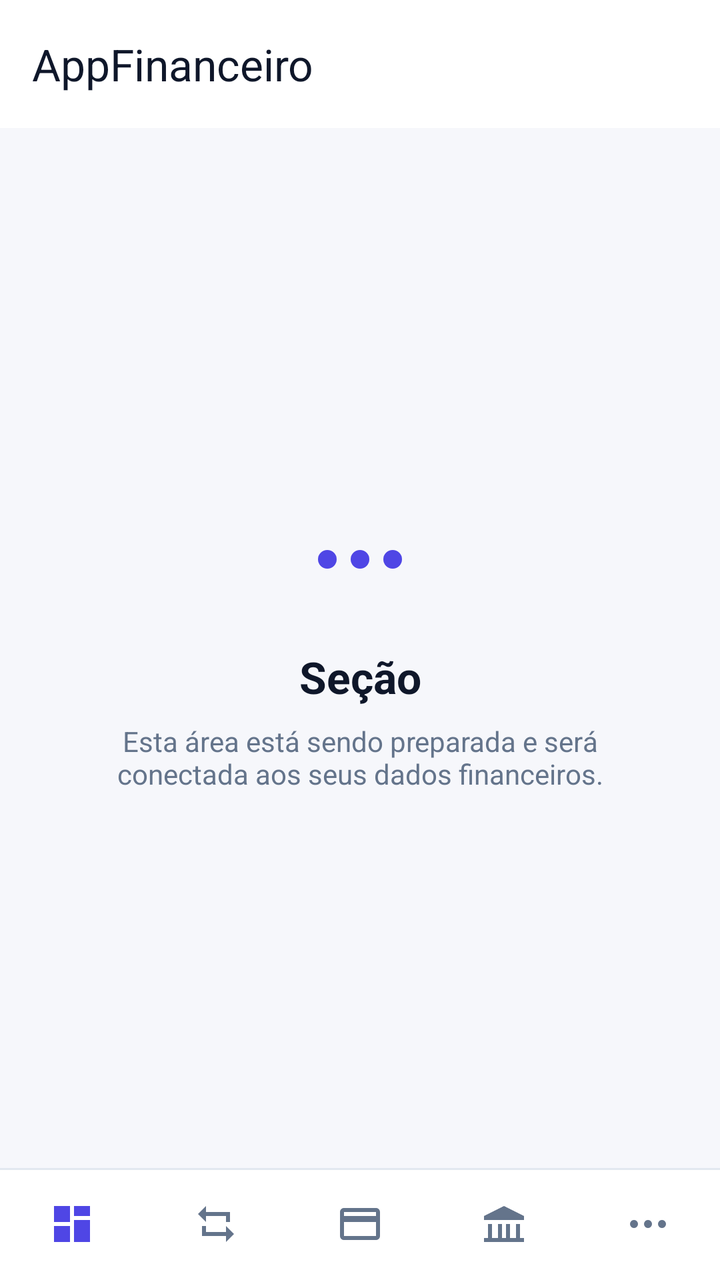
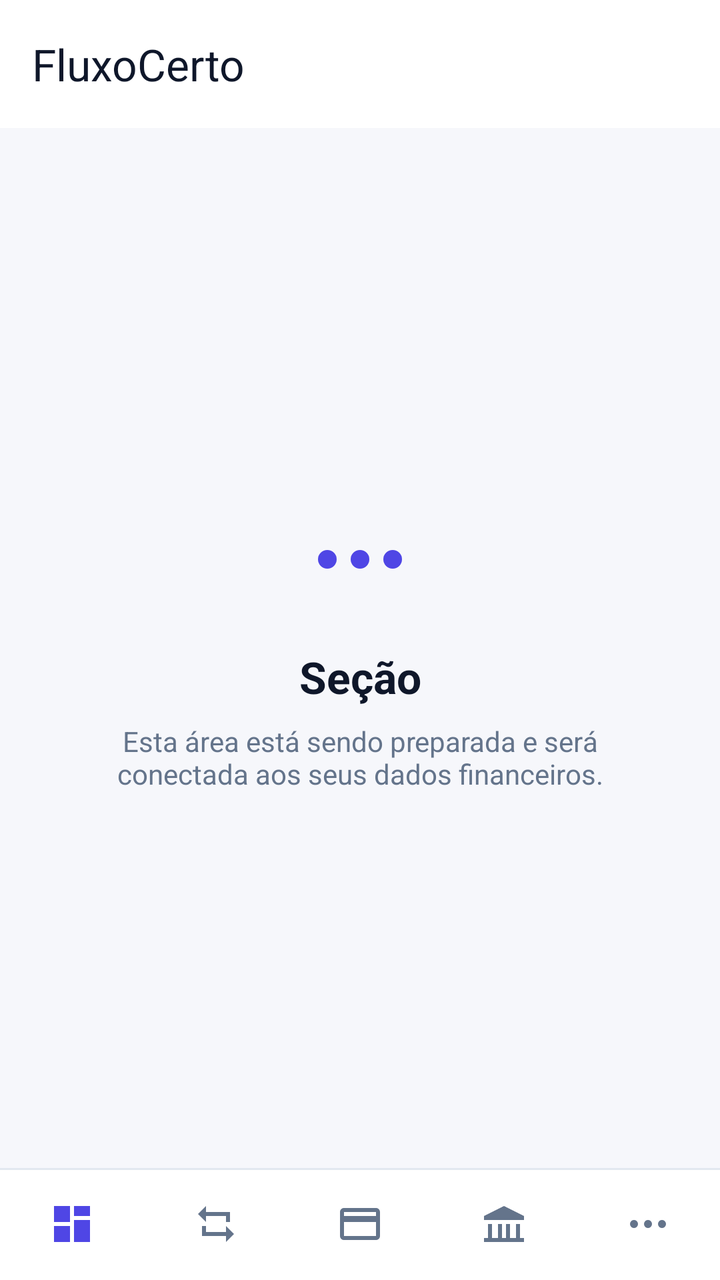

Before-and-after screenshots of an Android layout around one commit, followed by the original layout XML and the change that was made.
<!-- AndroidManifest.xml: activity theme Theme.Appfinanceiro -->
<!-- res/layout/activity_feature_destination.xml -->
<?xml version="1.0" encoding="utf-8"?>
<LinearLayout xmlns:android="http://schemas.android.com/apk/res/android"
    xmlns:app="http://schemas.android.com/apk/res-auto"
    android:layout_width="match_parent"
    android:layout_height="match_parent"
    android:background="?android:attr/colorBackground"
    android:orientation="vertical">

    <com.google.android.material.appbar.MaterialToolbar
        style="@style/ModernToolbar"
        android:layout_width="match_parent"
        android:layout_height="?attr/actionBarSize"
        android:background="?attr/colorSurface"
        app:title="AppFinanceiro"
        app:titleTextColor="?attr/colorOnSurface" />

    <LinearLayout
        android:layout_width="match_parent"
        android:layout_height="0dp"
        android:layout_weight="1"
        android:gravity="center"
        android:orientation="vertical"
        android:padding="32dp">
        <ImageView
            android:layout_width="56dp"
            android:layout_height="56dp"
            android:layout_marginBottom="16dp"
            android:src="@drawable/ic_nav_menu"
            app:tint="?attr/colorPrimary" />
        <TextView
            android:id="@+id/featureTitle"
            android:layout_width="match_parent"
            android:layout_height="wrap_content"
            android:gravity="center"
            android:text="Seção"
            android:textColor="?attr/colorOnSurface"
            android:textSize="22sp"
            android:textStyle="bold" />
        <TextView
            android:layout_width="match_parent"
            android:layout_height="wrap_content"
            android:layout_marginTop="8dp"
            android:gravity="center"
            android:text="Esta área está sendo preparada e será conectada aos seus dados financeiros."
            android:textColor="?attr/colorOnSurfaceVariant"
            android:textSize="14sp" />
    </LinearLayout>

    <include layout="@layout/bottom_navigation" />
</LinearLayout>
<!-- res/layout/bottom_navigation.xml (included above) -->
<?xml version="1.0" encoding="utf-8"?>
<com.google.android.material.bottomnavigation.BottomNavigationView xmlns:android="http://schemas.android.com/apk/res/android"
    xmlns:app="http://schemas.android.com/apk/res-auto"
    android:id="@+id/bottomNavigation"
    android:layout_width="match_parent"
    android:layout_height="wrap_content"
    android:background="@drawable/bg_bottom_navigation"
    android:elevation="8dp"
    android:minHeight="56dp"
    app:itemIconSize="24dp"
    app:itemIconTint="@color/navigation_item_tint"
    app:itemPaddingBottom="6dp"
    app:itemPaddingTop="6dp"
    app:itemTextColor="@color/navigation_item_tint"
    app:labelVisibilityMode="unlabeled"
    app:menu="@menu/menu_bottom_navigation" />
<!-- resources referenced by this layout -->
<resources>
  <!-- drawable bg_bottom_navigation (drawable) -->
  <?xml version="1.0" encoding="utf-8"?>
  <layer-list xmlns:android="http://schemas.android.com/apk/res/android">
      <item>
          <shape android:shape="rectangle">
              <solid android:color="?attr/colorSurface" />
          </shape>
      </item>
      <item
          android:height="1dp"
          android:gravity="top">
          <shape android:shape="rectangle">
              <solid android:color="?attr/colorOutline" />
          </shape>
      </item>
  </layer-list>
  <!-- drawable ic_nav_menu (drawable) -->
  <vector xmlns:android="http://schemas.android.com/apk/res/android"
      android:width="24dp" android:height="24dp"
      android:viewportWidth="24" android:viewportHeight="24">
      <path android:fillColor="#FF000000" android:pathData="M5,10a2,2 0,1 0,0 4a2,2 0,0 0,0 -4zM12,10a2,2 0,1 0,0 4a2,2 0,0 0,0 -4zM19,10a2,2 0,1 0,0 4a2,2 0,0 0,0 -4z" />
  </vector>
  <style name="ModernToolbar" parent="Widget.Material3.Toolbar">
          <item name="android:background">?attr/colorSurface</item>
          <item name="android:elevation">0dp</item>
          <item name="titleTextColor">?attr/colorOnSurface</item>
          <item name="subtitleTextColor">?attr/colorOnSurfaceVariant</item>
          <item name="navigationIconTint">?attr/colorPrimary</item>
      </style>
  <style name="Theme.Appfinanceiro" parent="Theme.Appfinanceiro.Base">
          <item name="android:windowLightStatusBar">true</item>
          <item name="android:windowLightNavigationBar">true</item>
      </style>
  <color name="brand_primary">#FF4F46E5</color>
  <color name="on_brand">#FFFFFFFF</color>
  <color name="surface_variant">#FFEEF1F8</color>
  <color name="on_surface">#FF0F172A</color>
  <color name="brand_secondary">#FF0EA5E9</color>
  <color name="cta_primary">#FF047857</color>
  <color name="on_cta">#FFFFFFFF</color>
  <color name="surface">#FFFFFFFF</color>
  <color name="on_surface_variant">#FF64748B</color>
  <color name="surface_elevated">#FFFFFFFF</color>
  <color name="background">#FFF6F7FB</color>
  <color name="on_background">#FF0F172A</color>
  <color name="error">#FFDC2626</color>
  <color name="on_error">#FFFFFFFF</color>
  <color name="outline">#FFE2E8F0</color>
  <!-- unchanged entries left out for length: 1 -->
</resources>

<!-- the commit's change to res/layout/activity_feature_destination.xml (unified diff, before → after) -->
@@ -11,7 +11,7 @@
         android:layout_width="match_parent"
         android:layout_height="?attr/actionBarSize"
         android:background="?attr/colorSurface"
-        app:title="AppFinanceiro"
+        app:title="FluxoCerto"
         app:titleTextColor="?attr/colorOnSurface" />
 
     <LinearLayout
